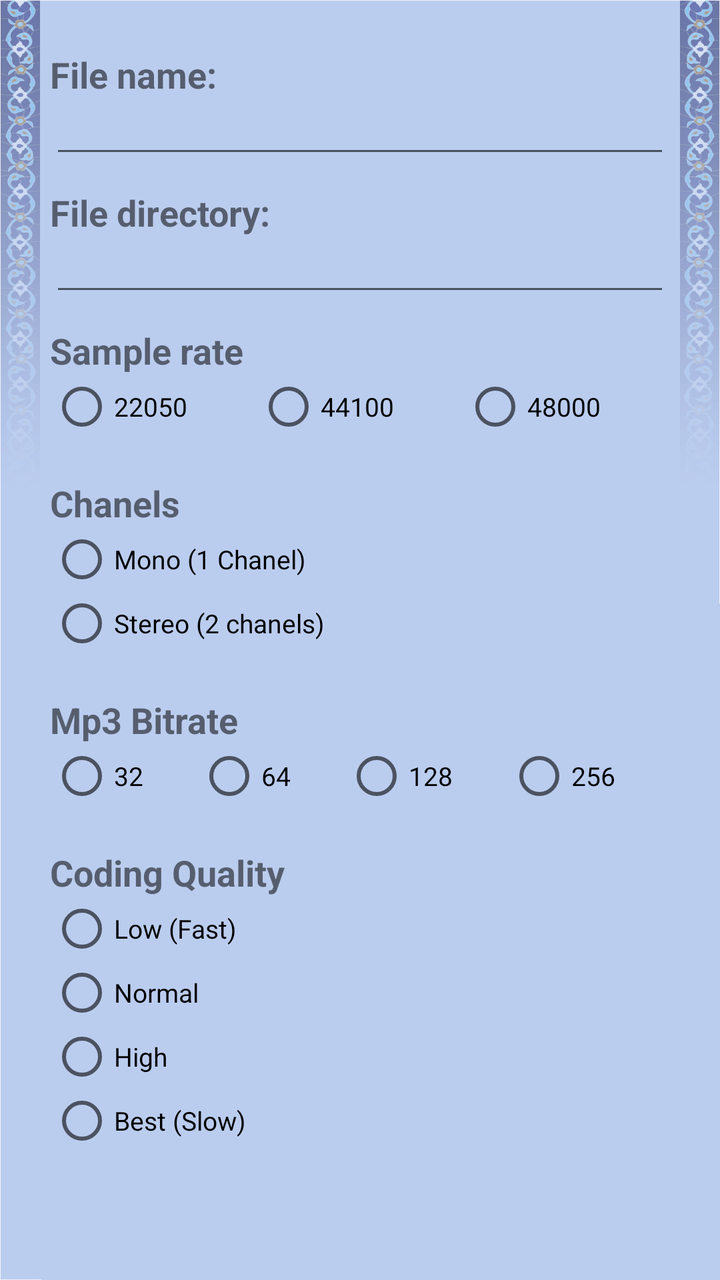
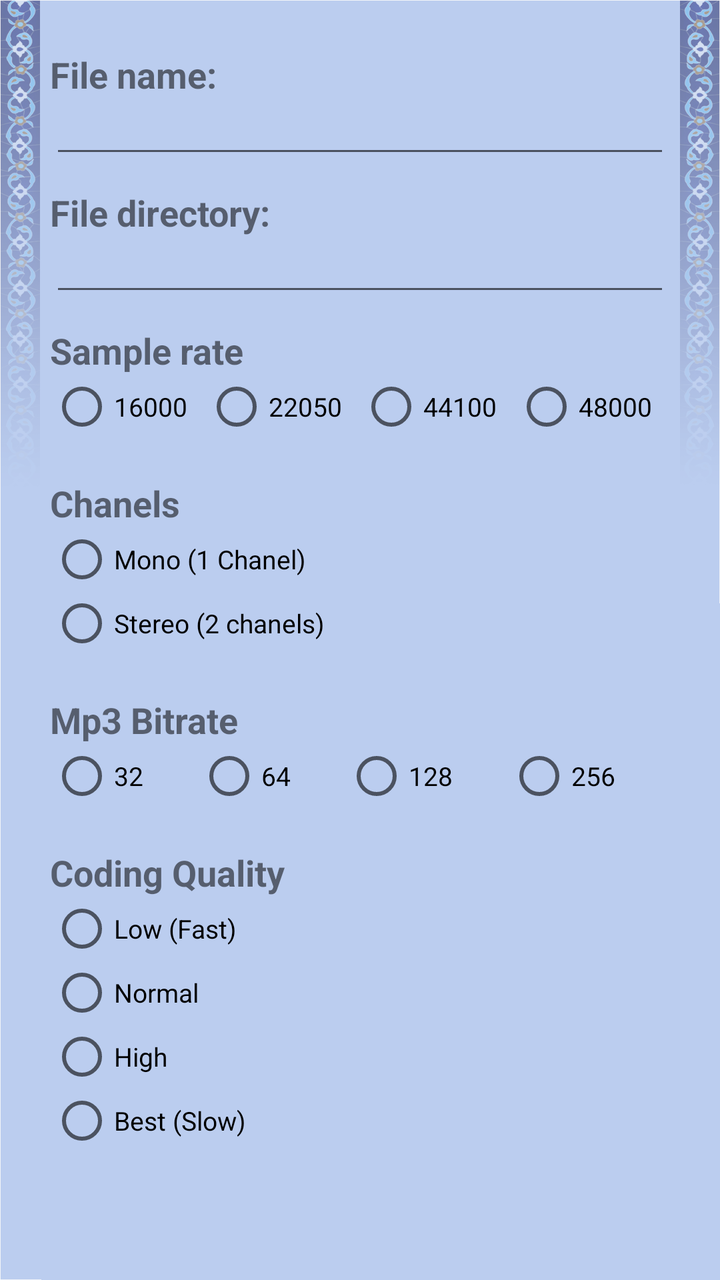

Screens rendered from an Android XML layout before and after an edit, with the pre-edit source and the edit as a unified diff.
<!-- AndroidManifest.xml: application theme AppTheme -->
<!-- res/layout/activity_setting.xml -->
<?xml version="1.0" encoding="utf-8"?>
<RelativeLayout
    xmlns:android="http://schemas.android.com/apk/res/android"
    xmlns:app="http://schemas.android.com/apk/lib/com.example.jaisonjoseph.newsclient"
    android:layout_width="fill_parent"
    android:layout_height="fill_parent"
    >


    <ImageView
        android:id="@+id/imageView"
        android:layout_width="fill_parent"
        android:layout_height="fill_parent"
        android:adjustViewBounds="false"
        android:cropToPadding="false"
        android:scaleType="fitXY"
        android:src="@drawable/recordermastersetting" />

    
        
        
        
        
    <ScrollView
        android:layout_width="match_parent"
        android:layout_height="match_parent"
        android:layout_marginBottom="30dp"
        android:layout_marginLeft="25dp"
        android:layout_marginRight="25dp"
        android:layout_marginTop="25dp">

        <LinearLayout
            android:layout_width="match_parent"
            android:layout_height="wrap_content"
            android:orientation="vertical">


            <LinearLayout
                android:id="@+id/fn"
                android:layout_width="match_parent"
                android:layout_height="match_parent"
                android:layout_marginBottom="10dp"
                android:orientation="vertical">

                <TextView
                    android:id="@+id/file_name"
                    android:layout_width="match_parent"
                    android:layout_height="wrap_content"
                    android:text="File name:"
                    android:textSize="@dimen/titr_text_size"
                    android:textStyle="bold" />

                <EditText
                    android:id="@+id/set_name"
                    android:layout_width="match_parent"
                    android:layout_height="match_parent"
                    android:ems="10"
                    android:inputType="textPersonName"
                    android:textSize="@dimen/subtitr_text_size" />
            </LinearLayout>

            <LinearLayout
                android:id="@+id/fd"
                android:layout_width="match_parent"
                android:layout_height="match_parent"
                android:layout_marginBottom="10dp"
                android:orientation="vertical">

                <TextView
                    android:id="@+id/file_dir"
                    android:layout_width="match_parent"
                    android:layout_height="wrap_content"
                    android:text="File directory:"
                    android:textSize="@dimen/titr_text_size"
                    android:textStyle="bold" />

                <EditText
                    android:id="@+id/set_dir"
                    android:layout_width="match_parent"
                    android:layout_height="match_parent"
                    android:ems="10"
                    android:inputType="textPersonName"
                    android:textSize="@dimen/subtitr_text_size" />
            </LinearLayout>

            
            
            
            
            
            

            
            
            
            
            
            
            

            
            
            
            
            
            
            
            
            

            <LinearLayout
                android:id="@+id/fqs"
                android:layout_width="match_parent"
                android:layout_height="wrap_content"
                android:layout_marginBottom="20dp"
                android:orientation="vertical">

                <TextView
                    android:id="@+id/samplerate_setting"
                    android:layout_width="match_parent"
                    android:layout_height="wrap_content"
                    android:text="Sample rate"
                    android:textSize="@dimen/titr_text_size"
                    android:textStyle="bold" />

                <RadioGroup
                    android:id="@+id/fqs_radiogroup"
                    android:layout_width="match_parent"
                    android:layout_height="match_parent"
                    android:orientation="horizontal">

                    
                        
                        
                        
                        
                        
                        

                    <RadioButton
                        android:id="@+id/lowQFile"
                        android:layout_width="wrap_content"
                        android:layout_height="wrap_content"
                        android:layout_weight="1"
                        android:text="22050"
                        android:textSize="@dimen/subtitr_text_size" />

                    <RadioButton
                        android:id="@+id/normalQFile"
                        android:layout_width="wrap_content"
                        android:layout_height="wrap_content"
                        android:layout_weight="1"
                        android:text="44100"
                        android:textSize="@dimen/subtitr_text_size" />

                    <RadioButton
                        android:id="@+id/HighQFile"
                        android:layout_width="wrap_content"
                        android:layout_height="wrap_content"
                        android:layout_weight="1"
                        android:text="48000"
                        android:textSize="@dimen/subtitr_text_size" />

                </RadioGroup>

                
            </LinearLayout>

            <LinearLayout
                android:id="@+id/fch"
                android:layout_width="match_parent"
                android:layout_height="match_parent"
                android:layout_marginBottom="20dp"
                android:orientation="vertical">

                <TextView
                    android:id="@+id/fast_setting"
                    android:layout_width="match_parent"
                    android:layout_height="wrap_content"
                    android:text="Chanels"
                    android:textSize="@dimen/titr_text_size"
                    android:textStyle="bold" />

                <RadioGroup
                    android:id="@+id/fch_radiogroup"
                    android:layout_width="match_parent"
                    android:layout_height="match_parent"
                    android:orientation="vertical">

                    <RadioButton
                        android:id="@+id/mono"
                        android:layout_width="wrap_content"
                        android:layout_height="wrap_content"
                        android:layout_weight="1"
                        android:text="Mono (1 Chanel)"
                        android:textSize="@dimen/subtitr_text_size" />

                    <RadioButton
                        android:id="@+id/stereo"
                        android:layout_width="wrap_content"
                        android:layout_height="wrap_content"
                        android:layout_weight="1"
                        android:text="Stereo (2 chanels)"
                        android:textSize="@dimen/subtitr_text_size" />

                </RadioGroup>


            </LinearLayout>

            
            
            
            
            
            

            
            
            
            
            
            
            

            
            
            
            
            

            
            
            
            
            
            
            

            
            
            
            
            
            
            

            


            

            <LinearLayout
                android:id="@+id/fcodB"
                android:layout_width="match_parent"
                android:layout_height="match_parent"
                android:layout_marginBottom="20dp"
                android:orientation="vertical">

                <TextView
                    android:id="@+id/Mp3Btr"
                    android:layout_width="match_parent"
                    android:layout_height="wrap_content"
                    android:text="Mp3 Bitrate"
                    android:textSize="@dimen/titr_text_size"
                    android:textStyle="bold" />


                <RadioGroup
                    android:id="@+id/fcodB_rg"
                    android:layout_width="match_parent"
                    android:layout_height="match_parent"
                    android:orientation="horizontal">

                    <RadioButton
                        android:id="@+id/mp3B32"
                        android:layout_width="wrap_content"
                        android:layout_height="wrap_content"
                        android:layout_weight="1"
                        android:text="32"
                        android:textSize="@dimen/subtitr_text_size" />

                    <RadioButton
                        android:id="@+id/mp3B64"
                        android:layout_width="wrap_content"
                        android:layout_height="wrap_content"
                        android:layout_weight="1"
                        android:text="64"
                        android:textSize="@dimen/subtitr_text_size" />

                    <RadioButton
                        android:id="@+id/Mp3B128"
                        android:layout_width="wrap_content"
                        android:layout_height="wrap_content"
                        android:layout_weight="1"
                        android:text="128"
                        android:textSize="@dimen/subtitr_text_size" />

                    <RadioButton
                        android:id="@+id/mp3B256"
                        android:layout_width="wrap_content"
                        android:layout_height="wrap_content"
                        android:layout_weight="1"
                        android:text="256"
                        android:textSize="@dimen/subtitr_text_size" />

                </RadioGroup>

            </LinearLayout>

            <LinearLayout
                android:id="@+id/fcodQ"
                android:layout_width="match_parent"
                android:layout_height="match_parent"
                android:layout_marginBottom="20dp"
                android:orientation="vertical">

                <TextView
                    android:id="@+id/Mp3Q"
                    android:layout_width="match_parent"
                    android:layout_height="wrap_content"
                    android:text="Coding Quality"
                    android:textSize="@dimen/titr_text_size"
                    android:textStyle="bold" />


                <RadioGroup
                    android:id="@+id/fcodQ_rg"
                    android:layout_width="match_parent"
                    android:layout_height="wrap_content"
                    android:orientation="vertical">

                    <RadioButton
                        android:id="@+id/mp3Qlow"
                        android:layout_width="wrap_content"
                        android:layout_height="wrap_content"
                        android:layout_weight="1"
                        android:text="Low (Fast)"
                        android:textSize="@dimen/subtitr_text_size" />

                    <RadioButton
                        android:id="@+id/mp3Qnormal"
                        android:layout_width="wrap_content"
                        android:layout_height="wrap_content"
                        android:layout_weight="1"
                        android:text="Normal"
                        android:textSize="@dimen/subtitr_text_size" />

                    <RadioButton
                        android:id="@+id/Mp3Qhigh"
                        android:layout_width="wrap_content"
                        android:layout_height="wrap_content"
                        android:layout_weight="1"
                        android:text="High"
                        android:textSize="@dimen/subtitr_text_size" />

                    <RadioButton
                        android:id="@+id/mp3Qbest"
                        android:layout_width="wrap_content"
                        android:layout_height="wrap_content"
                        android:layout_weight="1"
                        android:text="Best (Slow)"
                        android:textSize="@dimen/subtitr_text_size" />

                </RadioGroup>

            </LinearLayout>


        </LinearLayout>

    </ScrollView>

    



</RelativeLayout>
<!-- resources referenced by this layout -->
<resources>
  <dimen name="subtitr_text_size">13dp</dimen>
  <dimen name="titr_text_size">18dp</dimen>
  <!-- drawable recordermastersetting: png bitmap (drawable-xxxhdpi, 594116 bytes) -->
  <style name="AppTheme" parent="Theme.AppCompat.Light.DarkActionBar">
          
          <item name="colorPrimary">@color/colorPrimary</item>
          <item name="colorPrimaryDark">@color/colorPrimaryDark</item>
          <item name="colorAccent">@color/colorAccent</item>
      </style>
  <color name="colorPrimary">#3F51B5</color>
  <color name="colorPrimaryDark">#303F9F</color>
  <color name="colorAccent">#FF4081</color>
</resources>

<!-- the commit's change to res/layout/activity_setting.xml (unified diff, before → after) -->
@@ -129,13 +129,13 @@
                     android:layout_height="match_parent"
                     android:orientation="horizontal">
 
-                    
-                        
-                        
-                        
-                        
-                        
-                        
+                    <RadioButton
+                        android:id="@+id/veryLowQFile"
+                        android:layout_width="wrap_content"
+                        android:layout_height="wrap_content"
+                        android:layout_weight="1"
+                        android:text="16000"
+                        android:textSize="@dimen/subtitr_text_size" />
 
                     <RadioButton
                         android:id="@+id/lowQFile"
